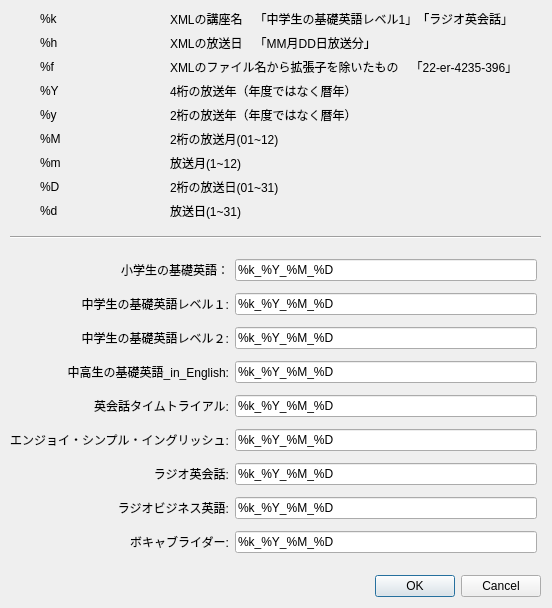
Qt form customizedialog.ui (CSReviser/CS-English) before a commit.
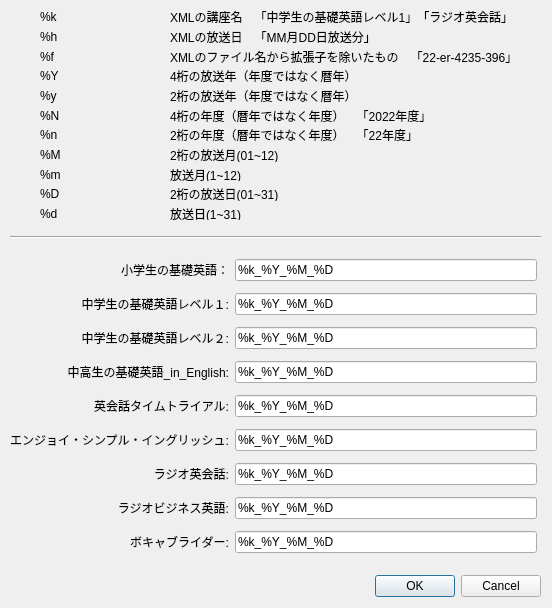
The same form after that commit.

Commit message: カスタマイズメニュー（ファイル名、タグタイトル）に年度を追加可能に変更

```diff
--- a/customizedialog.ui
+++ b/customizedialog.ui
@@ -323,55 +323,83 @@
      </widget>
     </item>
     <item row="5" column="0">
+     <widget class="QLabel" name="label_23_1">
+      <property name="text">
+       <string>%N</string>
+      </property>
+     </widget>
+    </item>
+    <item row="5" column="1">
+     <widget class="QLabel" name="label_34_1">
+      <property name="text">
+       <string>4桁の年度（暦年ではなく年度）　「2022年度」</string>
+      </property>
+     </widget>
+    </item>
+    <item row="6" column="0">
+     <widget class="QLabel" name="label_24_1">
+      <property name="text">
+       <string>%n</string>
+      </property>
+     </widget>
+    </item>
+    <item row="6" column="1">
+     <widget class="QLabel" name="label_35_1">
+      <property name="text">
+       <string>2桁の年度（暦年ではなく年度）　「22年度」</string>
+      </property>
+     </widget>
+    </item>
+    <item row="7" column="0">
      <widget class="QLabel" name="label_25">
       <property name="text">
        <string>%M</string>
       </property>
      </widget>
     </item>
-    <item row="5" column="1">
+    <item row="7" column="1">
      <widget class="QLabel" name="label_36">
       <property name="text">
        <string>2桁の放送月(01~12)</string>
       </property>
      </widget>
     </item>
-    <item row="6" column="0">
+    <item row="8" column="0">
      <widget class="QLabel" name="label_26">
       <property name="text">
        <string>%m</string>
       </property>
      </widget>
     </item>
-    <item row="6" column="1">
+    <item row="8" column="1">
      <widget class="QLabel" name="label_37">
       <property name="text">
        <string>放送月(1~12)</string>
       </property>
      </widget>
     </item>
-    <item row="7" column="0">
+    <item row="9" column="0">
      <widget class="QLabel" name="label_27">
       <property name="text">
        <string>%D</string>
       </property>
      </widget>
     </item>
-    <item row="7" column="1">
+    <item row="9" column="1">
      <widget class="QLabel" name="label_38">
       <property name="text">
        <string>2桁の放送日(01~31)</string>
       </property>
      </widget>
     </item>
-    <item row="8" column="0">
+    <item row="10" column="0">
      <widget class="QLabel" name="label_28">
       <property name="text">
        <string>%d</string>
       </property>
      </widget>
     </item>
-    <item row="8" column="1">
+    <item row="10" column="1">
      <widget class="QLabel" name="label_39">
       <property name="text">
        <string>放送日(1~31)</string>
```
The commit also changes 3 other files.
